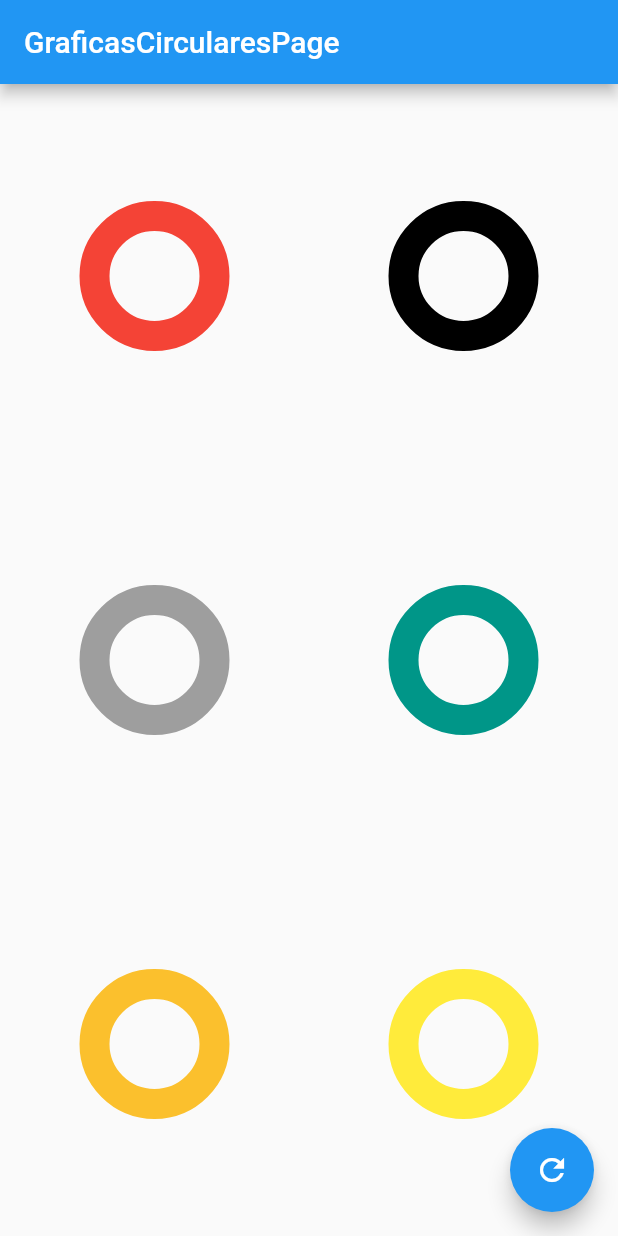
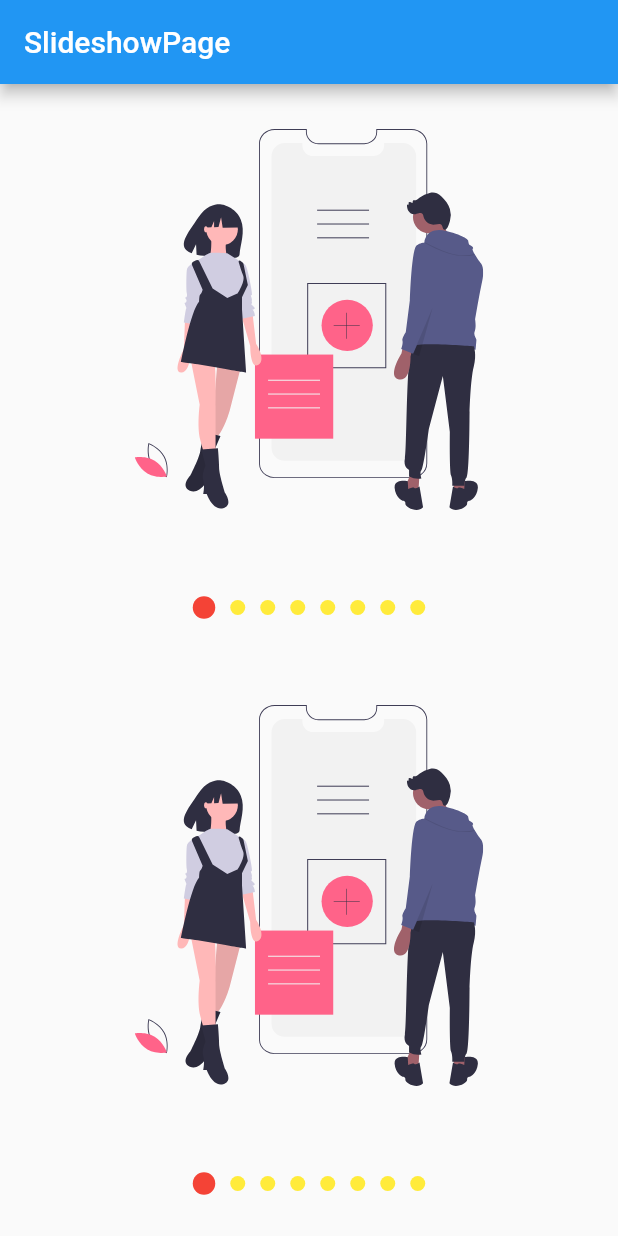
Before and after one commit to LuisPulenta/disenos_app, a Flutter app: the screen it shows after launch, on a phone screen of 412 x 824 dp. Run offline on Flutter 3.47's test engine with Material 2 defaults, Android fonts, the phone set to English and light mode, and no system bars; our stand-ins replace flutter_svg.

Commit message:
Video 76

```diff
--- a/lib/main.dart
+++ b/lib/main.dart
@@ -1,4 +1,4 @@
-import 'package:disenos_app/src/pages/graficas_circulares_page.dart';
+import 'package:disenos_app/src/pages/slideshow_page.dart';
 import 'package:flutter/material.dart';
 
 void main() => runApp(MyApp());
@@ -9,7 +9,7 @@ class MyApp extends StatelessWidget {
     return MaterialApp(
       debugShowCheckedModeBanner: false,
       title: 'Diseños App',
-      home: GraficasCircularesPage(),
+      home: SlideshowPage(),
     );
   }
 }
--- /dev/null
+++ b/lib/models/slider_model.dart
@@ -0,0 +1,12 @@
+import 'package:flutter/material.dart';
+
+class SliderModel with ChangeNotifier {
+  double _currentPage = 0;
+
+  double get currentPage => _currentPage;
+
+  set currentPage(double curretPage) {
+    _currentPage = curretPage;
+    notifyListeners();
+  }
+}
--- /dev/null
+++ b/lib/src/labs/slideshow_page.dart
@@ -0,0 +1,126 @@
+import 'package:disenos_app/models/slider_model.dart';
+import 'package:flutter/material.dart';
+import 'package:flutter_svg/flutter_svg.dart';
+import 'package:provider/provider.dart';
+
+class SlideShowPage extends StatelessWidget {
+  const SlideShowPage({Key? key}) : super(key: key);
+
+  @override
+  Widget build(BuildContext context) {
+    return ChangeNotifierProvider(
+      create: (_) => SliderModel(),
+      child: Scaffold(
+        appBar: AppBar(
+          title: Text('SlideshowPage'),
+          centerTitle: true,
+        ),
+        body: Center(
+          child: Column(
+            children: [
+              Expanded(child: _Slides()),
+              _Dots(),
+            ],
+          ),
+        ),
+      ),
+    );
+  }
+}
+
+class _Slides extends StatefulWidget {
+  @override
+  State<_Slides> createState() => _SlidesState();
+}
+
+class _SlidesState extends State<_Slides> {
+  final pageViewController = PageController();
+
+  @override
+  void initState() {
+    pageViewController.addListener(() {
+      //print('Página actual: ${pageViewController.page}');
+
+      Provider.of<SliderModel>(context, listen: false).currentPage =
+          pageViewController.page!;
+    });
+    super.initState();
+  }
+
+  @override
+  void dispose() {
+    pageViewController.dispose();
+    super.dispose();
+  }
+
+  @override
+  Widget build(BuildContext context) {
+    return Container(
+      child: PageView(
+        controller: pageViewController,
+        children: [
+          _Slide('assets/slide-1.svg'),
+          _Slide('assets/slide-2.svg'),
+          _Slide('assets/slide-3.svg'),
+        ],
+      ),
+    );
+  }
+}
+
+class _Slide extends StatelessWidget {
+  final String svg;
+  const _Slide(
+    this.svg,
+  );
+
+  @override
+  Widget build(BuildContext context) {
+    return Container(
+        width: double.infinity,
+        height: double.infinity,
+        padding: EdgeInsets.all(30),
+        child: SvgPicture.asset(svg));
+  }
+}
+
+class _Dots extends StatelessWidget {
+  @override
+  Widget build(BuildContext context) {
+    return Container(
+      width: double.infinity,
+      height: 70,
+      child: Row(
+        mainAxisAlignment: MainAxisAlignment.center,
+        children: [
+          _Dot(0),
+          _Dot(1),
+          _Dot(2),
+        ],
+      ),
+    );
+  }
+}
+
+class _Dot extends StatelessWidget {
+  final int index;
+
+  const _Dot(this.index);
+  @override
+  Widget build(BuildContext context) {
+    final pageViewIndex = Provider.of<SliderModel>(context).currentPage;
+
+    return AnimatedContainer(
+      width: 12,
+      height: 12,
+      margin: EdgeInsets.symmetric(horizontal: 5),
+      duration: Duration(milliseconds: 200),
+      decoration: BoxDecoration(
+        color: pageViewIndex >= index - 0.5 && pageViewIndex < index + 0.5
+            ? Colors.blue
+            : Colors.grey,
+        shape: BoxShape.circle,
+      ),
+    );
+  }
+}
--- /dev/null
+++ b/lib/src/pages/slideshow_page.dart
@@ -0,0 +1,56 @@
+import 'package:flutter/material.dart';
+import 'package:disenos_app/src/widgets/slideshow.dart';
+import 'package:flutter_svg/flutter_svg.dart';
+
+class SlideshowPage extends StatelessWidget {
+  const SlideshowPage({Key? key}) : super(key: key);
+
+  @override
+  Widget build(BuildContext context) {
+    return Scaffold(
+      appBar: AppBar(title: Text('SlideshowPage')),
+      body: Column(
+        children: [
+          Expanded(child: miSlideshow()),
+          Expanded(child: miSlideshow()),
+        ],
+      ),
+    );
+  }
+}
+
+class miSlideshow extends StatelessWidget {
+  const miSlideshow({
+    Key? key,
+  }) : super(key: key);
+
+  @override
+  Widget build(BuildContext context) {
+    return Slideshow(
+      bulletPrimario: 15,
+      bulletSecundario: 10,
+      //puntosArriba: true,
+      colorPrimario: Colors.red,
+      colorSecundario: Colors.yellow,
+      slides: <Widget>[
+        SvgPicture.asset('assets/slide-1.svg'),
+        SvgPicture.asset('assets/slide-2.svg'),
+        SvgPicture.asset('assets/slide-3.svg'),
+        SvgPicture.asset('assets/slide-4.svg'),
+        SvgPicture.asset('assets/slide-5.svg'),
+        Scaffold(
+          appBar: AppBar(title: Text('Hola')),
+          body: Center(
+            child: Container(
+              height: 50,
+              width: 50,
+              color: Colors.red,
+            ),
+          ),
+        ),
+        Text('Hola Mundo'),
+        Icon(Icons.image),
+      ],
+    );
+  }
+}
--- /dev/null
+++ b/lib/src/widgets/slideshow.dart
@@ -0,0 +1,227 @@
+import 'package:flutter/material.dart';
+import 'package:provider/provider.dart';
+
+class Slideshow extends StatelessWidget {
+  final List<Widget> slides;
+  final bool puntosArriba;
+  final Color colorPrimario;
+  final Color colorSecundario;
+  final double bulletPrimario;
+  final double bulletSecundario;
+
+  const Slideshow(
+      {required this.slides,
+      this.puntosArriba = false,
+      this.colorPrimario = Colors.blue,
+      this.colorSecundario = Colors.grey,
+      this.bulletPrimario = 12.0,
+      this.bulletSecundario = 12.0});
+
+  @override
+  Widget build(BuildContext context) {
+    return ChangeNotifierProvider(
+      create: (_) => _SlideshowModel(),
+      child: SafeArea(
+        child: Center(child: Builder(builder: (BuildContext context) {
+          Provider.of<_SlideshowModel>(context).colorPrimario = colorPrimario;
+          Provider.of<_SlideshowModel>(context).colorSecundario =
+              colorSecundario;
+          Provider.of<_SlideshowModel>(context).bulletPrimario = bulletPrimario;
+          Provider.of<_SlideshowModel>(context).bulletSecundario =
+              bulletSecundario;
+          return _CrearEstructuraSlideshow(
+              puntosArriba: puntosArriba, slides: slides);
+        })),
+      ),
+    );
+  }
+}
+
+class _CrearEstructuraSlideshow extends StatelessWidget {
+  const _CrearEstructuraSlideshow({
+    Key? key,
+    required this.puntosArriba,
+    required this.slides,
+  }) : super(key: key);
+
+  final bool puntosArriba;
+  final List<Widget> slides;
+
+  @override
+  Widget build(BuildContext context) {
+    return Column(
+      children: [
+        puntosArriba
+            ? _Dots(
+                totalSlides: slides.length,
+              )
+            : Container(),
+        Expanded(
+            child: _Slides(
+          slides: slides,
+        )),
+        !puntosArriba
+            ? _Dots(
+                totalSlides: slides.length,
+              )
+            : Container(),
+      ],
+    );
+  }
+}
+
+class _Slides extends StatefulWidget {
+  final List<Widget> slides;
+
+  _Slides({required this.slides});
+
+  @override
+  State<_Slides> createState() => _SlidesState();
+}
+
+class _SlidesState extends State<_Slides> {
+  final pageViewController = PageController();
+
+  @override
+  void initState() {
+    pageViewController.addListener(() {
+      Provider.of<_SlideshowModel>(context, listen: false).currentPage =
+          pageViewController.page!;
+    });
+    super.initState();
+  }
+
+  @override
+  void dispose() {
+    pageViewController.dispose();
+    super.dispose();
+  }
+
+  @override
+  Widget build(BuildContext context) {
+    return Container(
+      child: PageView(
+        controller: pageViewController,
+        // children: [
+        //   _Slide('assets/slide-1.svg'),
+        //   _Slide('assets/slide-2.svg'),
+        //   _Slide('assets/slide-3.svg'),
+        // ],
+
+        children: widget.slides.map((slide) => _Slide(slide)).toList(),
+      ),
+    );
+  }
+}
+
+class _Slide extends StatelessWidget {
+  final Widget slide;
+  const _Slide(
+    this.slide,
+  );
+
+  @override
+  Widget build(BuildContext context) {
+    return Container(
+        width: double.infinity,
+        height: double.infinity,
+        padding: EdgeInsets.all(30),
+        child: slide);
+  }
+}
+
+class _Dots extends StatelessWidget {
+  final int totalSlides;
+  const _Dots({
+    required this.totalSlides,
+  });
+
+  @override
+  Widget build(BuildContext context) {
+    return Container(
+      width: double.infinity,
+      height: 70,
+      child: Row(
+        mainAxisAlignment: MainAxisAlignment.center,
+        children: List.generate(
+          totalSlides,
+          (index) => _Dot(
+            index: index,
+          ),
+        ),
+      ),
+    );
+  }
+}
+
+class _Dot extends StatelessWidget {
+  final int index;
+  const _Dot({required this.index});
+  @override
+  Widget build(BuildContext context) {
+    final ssModel = Provider.of<_SlideshowModel>(context);
+    double tamano;
+    Color color;
+
+    if (ssModel.currentPage >= index - 0.5 &&
+        ssModel.currentPage < index + 0.5) {
+      tamano = ssModel.bulletPrimario;
+      color = ssModel.colorPrimario;
+    } else {
+      tamano = ssModel.bulletSecundario;
+      color = ssModel.colorSecundario;
+    }
+
+    return AnimatedContainer(
+      width: tamano,
+      height: tamano,
+      margin: EdgeInsets.symmetric(horizontal: 5),
+      duration: Duration(milliseconds: 200),
+      decoration: BoxDecoration(
+        color: color,
+        shape: BoxShape.circle,
+      ),
+    );
+  }
+}
+
+class _SlideshowModel with ChangeNotifier {
+  double _currentPage = 0;
+  Color _colorPrimario = Colors.blue;
+  Color _colorSecundario = Colors.grey;
+  double _bulletPrimario = 12.0;
+  double _bulletSecundario = 12.0;
+
+  double get currentPage => _currentPage;
+
+  set currentPage(double curretPage) {
+    _currentPage = curretPage;
+    notifyListeners();
+  }
+
+  Color get colorPrimario => _colorPrimario;
+
+  set colorPrimario(Color color) {
+    _colorPrimario = color;
+    //notifyListeners();
+  }
+
+  Color get colorSecundario => _colorSecundario;
+
+  set colorSecundario(Color color) {
+    _colorSecundario = color;
+    //notifyListeners();
+  }
+
+  double get bulletPrimario => _bulletPrimario;
+
+  set bulletPrimario(double tamano) {
+    _bulletPrimario = tamano;
+  }
+
+  double get bulletSecundario => _bulletSecundario;
+
+  set bulletSecundario(double tamano) {
+    _bulletSecundario = tamano;
+  }
+}
--- a/pubspec.yaml
+++ b/pubspec.yaml
@@ -34,6 +34,8 @@ dependencies:
   # The following adds the Cupertino Icons font to your application.
   # Use with the CupertinoIcons class for iOS style icons.
   cupertino_icons: ^1.0.2
+  flutter_svg: ^1.0.3
+  provider: ^6.0.2
 
 dev_dependencies:
   flutter_test:
@@ -58,8 +60,8 @@ flutter:
   uses-material-design: true
 
   # To add assets to your application, add an assets section, like this:
-  # assets:
-  #   - images/a_dot_burr.jpeg
+  assets:
+    - assets/
   #   - images/a_dot_ham.jpeg
 
   # An image asset can refer to one or more resolution-specific "variants", see
```
Also changed, not shown: assets/slide-1.svg (added), assets/slide-2.svg (added), assets/slide-3.svg (added), assets/slide-4.svg (added), assets/slide-5.svg (added), pubspec.lock.
